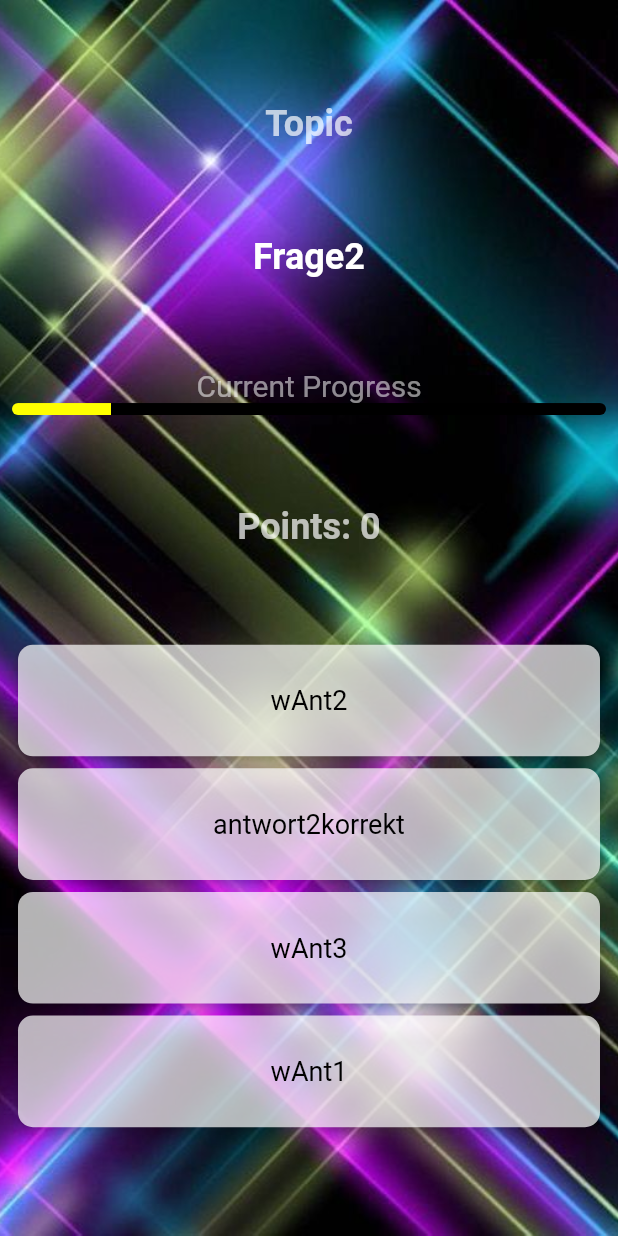
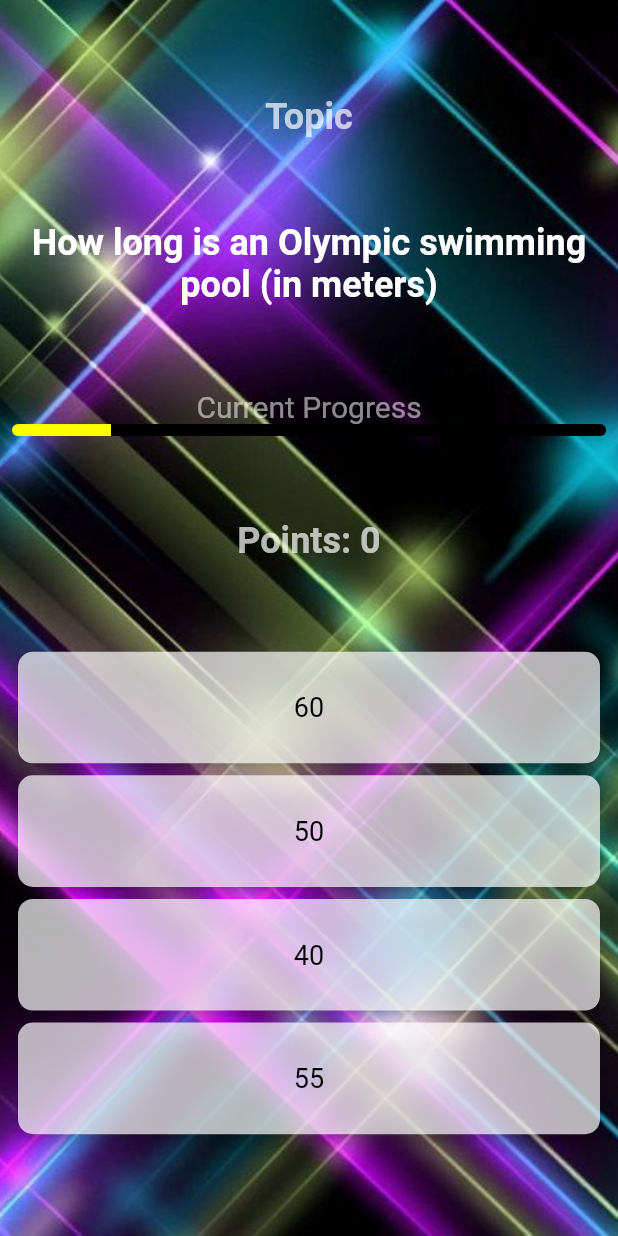
Before and after one commit to nadiastarc/m335_myQuiz, a Flutter app: the QuizPage screen opened directly, on a phone screen of 412 x 824 dp. Run offline on Flutter 3.47's test engine with Material 2 defaults, Android fonts, the phone set to English and light mode, and no system bars; drawn by our look-alikes of step_progress_indicator; missing offline and left inert: scale_button.

Commit message:
questions added

```diff
--- a/myquiz/lib/logic/questions.dart
+++ b/myquiz/lib/logic/questions.dart
@@ -2,26 +2,21 @@ import 'package:myquiz/model/quizmodel.dart';
 
 QuizModel loadQuestion(int questionIndex) {
   List<QuizModel> questionList = [
-    QuizModel("Frage1", "antwort1korrekt", ["wAnt1", "wAnt2", "wAnt3"]),
-    QuizModel("Frage2", "antwort2korrekt", ["wAnt1", "wAnt2", "wAnt3"]),
-    QuizModel("Frage3", "antwort3korrekt", ["wAnt1", "wAnt2", "wAnt3"]),
-    QuizModel("Frage4", "antwort4korrekt", ["wAnt1", "wAnt2", "wAnt3"]),
-    QuizModel("Frage5", "antwort5korrekt", ["wAnt1", "wAnt2", "wAnt3"]),
-    QuizModel("Frage6", "antwort6korrekt", ["wAnt1", "wAnt2", "wAnt3"]),
-    QuizModel("Frage7", "antwort7korrekt", ["wAnt1", "wAnt2", "wAnt3"]),
-    QuizModel("Frage8", "antwort8korrekt", ["wAnt1", "wAnt2", "wAnt3"]),
-    QuizModel("Frage9", "antwort9korrekt", ["wAnt1", "wAnt2", "wAnt3"]),
-    QuizModel("Frage10", "antwort10korrekt", ["wAnt1", "wAnt2", "wAnt3"]),
-    QuizModel("Frage11", "antwort11korrekt", ["wAnt1", "wAnt2", "wAnt3"]),
-    QuizModel("Frage12", "antwort12korrekt", ["wAnt1", "wAnt2", "wAnt3"]),
-    QuizModel("Frage13", "antwort13krrekt", ["wAnt1", "wAnt2", "wAnt3"]),
-    QuizModel("Frage14", "antwort14korrekt", ["wAnt1", "wAnt2", "wAnt3"]),
-    QuizModel("Frage15", "antwort15korrekt", ["wAnt1", "wAnt2", "wAnt3"]),
-    QuizModel("Frage16", "antwort16korrekt", ["wAnt1", "wAnt2", "wAnt3"]),
-    QuizModel("Frage17", "antwort17korrekt", ["wAnt1", "wAnt2", "wAnt3"]),
-    QuizModel("Frage18", "antwort18korrekt", ["wAnt1", "wAnt2", "wAnt3"]),
-    QuizModel("Frage19", "antwort19korrekt", ["wAnt1", "wAnt2", "wAnt3"]),
-    QuizModel("Frage20", "antwort20korrekt", ["wAnt1", "wAnt2", "wAnt3"]),
+    QuizModel(
+        "What does “www” stand for in a website browser",
+        "World Wide Web",
+        ["wired worst watch", "wrong woody witch", "worst white water"]),
+    QuizModel("How long is an Olympic swimming pool (in meters)", "50",
+        ["55", "60", "40"]),
+    QuizModel("What geometric shape is generally used for stop signs",
+        "Octagon", ["Hexagon", "Triangle", "heptagon"]),
+    QuizModel("What is ^cynophobia^", "Fear of dogs",
+        ["Fear of butterflys", "Fear of spiders", "Fear of cats"]),
+    QuizModel(
+        "What is the name of the biggest technology company in South Korea",
+        "Samsung",
+        ["Apple", "Amazone", "Huawei"]),
+    QuizModel("What is the rarest M&M color", "Brown", ["Red", "Blue", "Pink"]),
   ];
   return questionList[questionIndex];
 }
```
